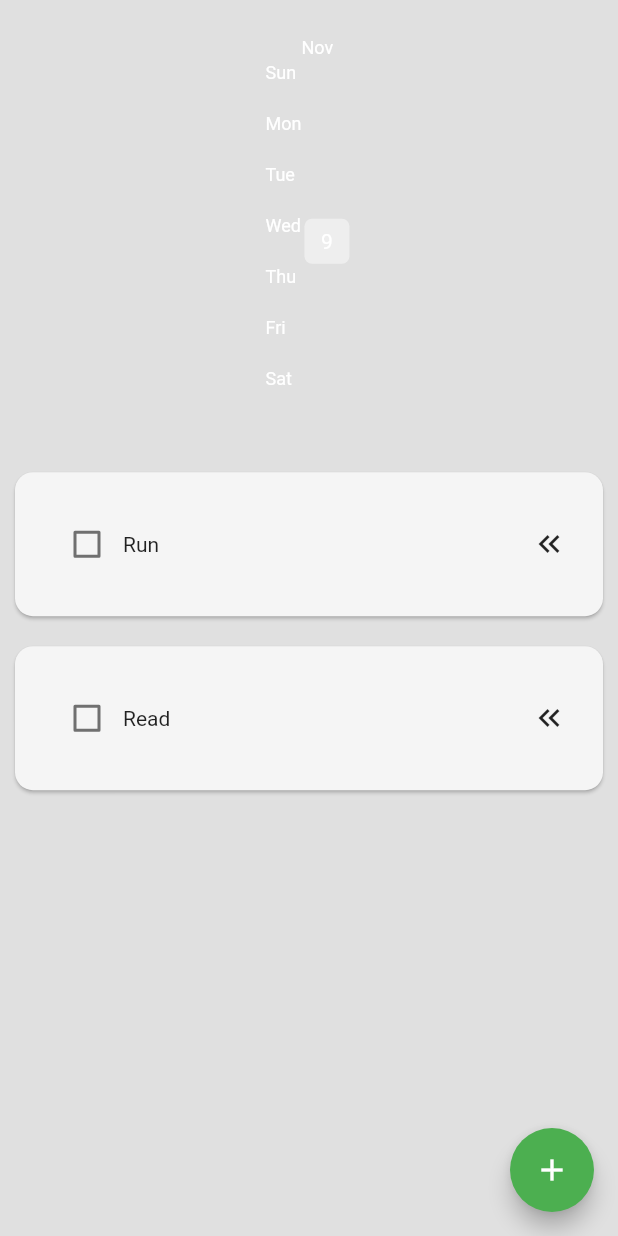
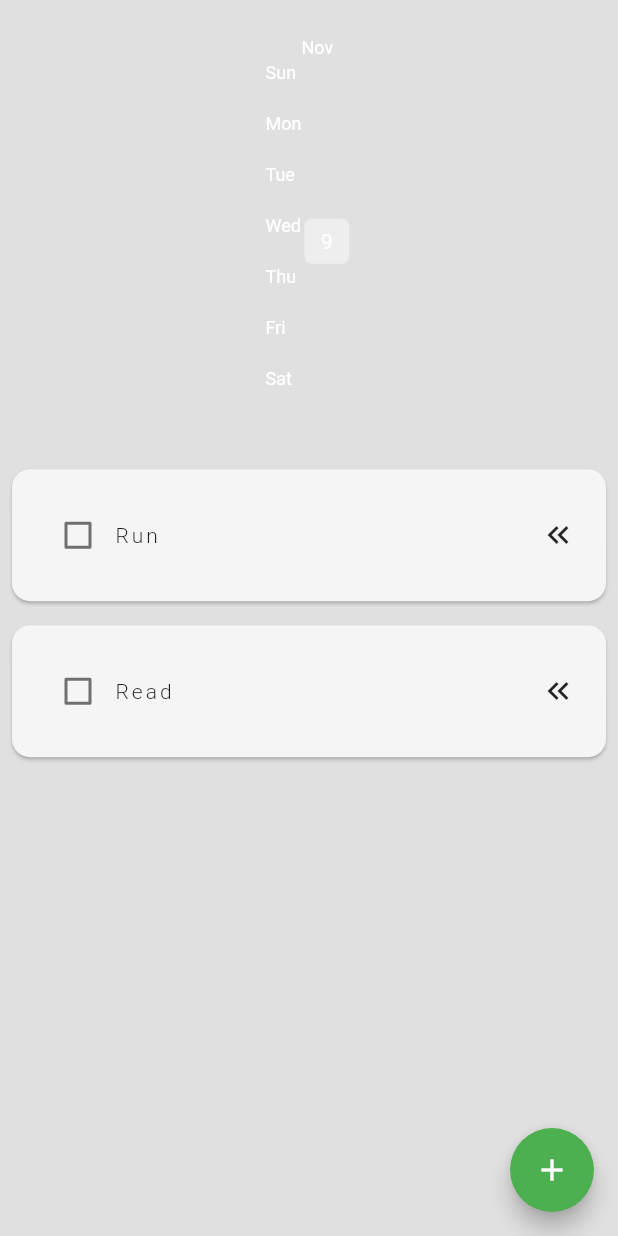
Before and after one commit to kivimike/TaskTracker, a Flutter app: the screen it shows after launch, on a phone screen of 412 x 824 dp. Run offline on Flutter 3.47's test engine with Material 2 defaults, Android fonts, the phone set to English and light mode, and no system bars; drawn by our look-alikes of flutter_heatmap_calendar, flutter_slidable; our stand-ins replace flutter_datetime_picker, hive_flutter; accounts and stored records are empty.

Commit message:
decreased height and padding of a tile

```diff
--- a/lib/components/habit_tile.dart
+++ b/lib/components/habit_tile.dart
@@ -19,7 +19,7 @@ class HabitTile extends StatelessWidget {
   @override
   Widget build(BuildContext context) {
     return Padding(
-      padding: const EdgeInsets.all(10.0),
+      padding: const EdgeInsets.all(8.0),
       child: Material(
         color: Colors.transparent,
         elevation: 1,
@@ -45,14 +45,20 @@ class HabitTile extends StatelessWidget {
             ],
           ),
           child: Container(
-              padding: EdgeInsets.all(24),
+              padding: EdgeInsets.all(20),
               decoration: BoxDecoration(
                   borderRadius: BorderRadius.circular(12),
                   color: Colors.grey[100]),
               child: Row(
                 children: [
                   Checkbox(value: habitCompleted, onChanged: onChanged),
-                  Text(habitName),
+                  Text(
+                    habitName,
+                    style: TextStyle(
+                      fontWeight: FontWeight.w300,
+                      letterSpacing: 2.0,
+                    ),
+                  ),
                   Spacer(),
                   Icon(Icons.keyboard_double_arrow_left_outlined)
                 ],
```
